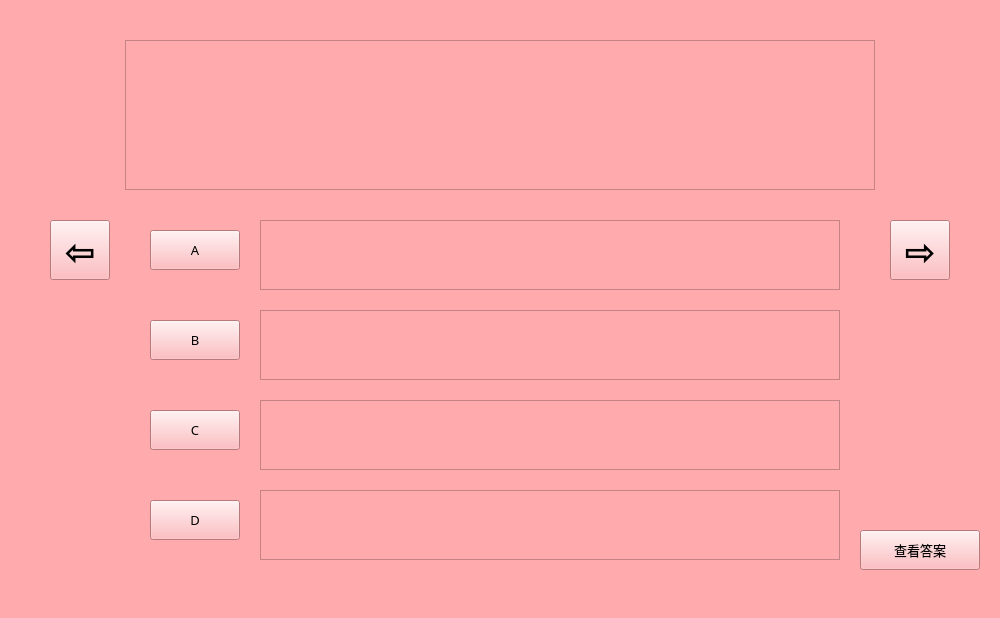
Stan-lei/PyEasier, file callUI/UISRC/ChoiceQ.ui: the form before one commit.
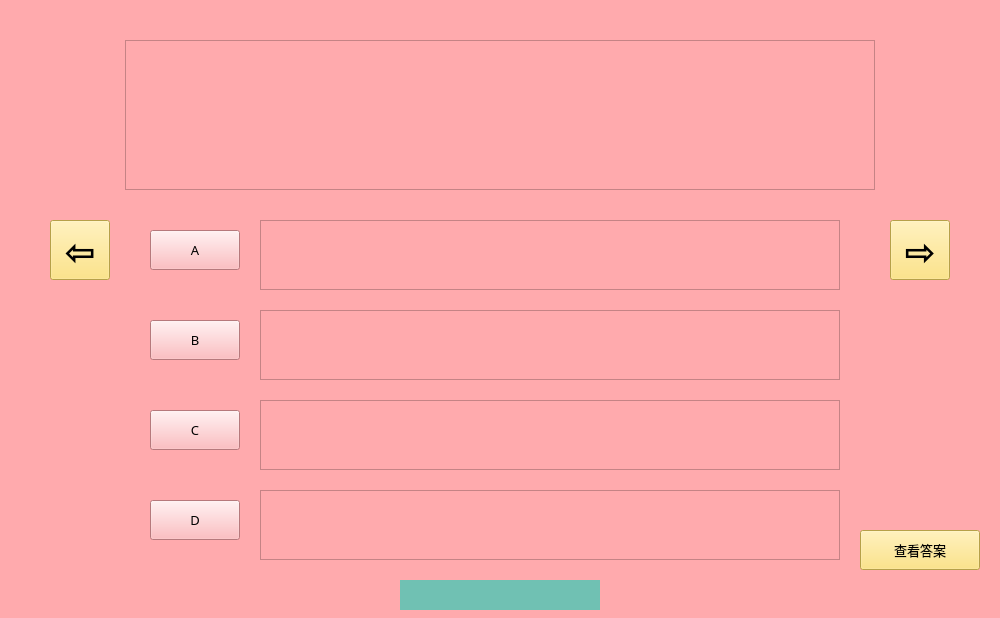
The form after the commit.

```diff
--- a/callUI/UISRC/ChoiceQ.ui
+++ b/callUI/UISRC/ChoiceQ.ui
@@ -164,6 +164,9 @@
      <bold>true</bold>
     </font>
    </property>
+   <property name="styleSheet">
+    <string notr="true">background-color: rgb(255, 224, 102);</string>
+   </property>
    <property name="text">
     <string>⇦</string>
    </property>
@@ -188,6 +191,9 @@
      <bold>true</bold>
     </font>
    </property>
+   <property name="styleSheet">
+    <string notr="true">background-color: rgb(255, 224, 102);</string>
+   </property>
    <property name="text">
     <string>⇨</string>
    </property>
@@ -286,6 +292,9 @@
      <pointsize>10</pointsize>
     </font>
    </property>
+   <property name="styleSheet">
+    <string notr="true">background-color: rgb(112, 193, 179);</string>
+   </property>
    <property name="text">
     <string/>
    </property>
@@ -308,6 +317,9 @@
      <pointsize>10</pointsize>
     </font>
    </property>
+   <property name="styleSheet">
+    <string notr="true">background-color: rgb(255, 224, 102);</string>
+   </property>
    <property name="text">
     <string>查看答案</string>
    </property>
```
